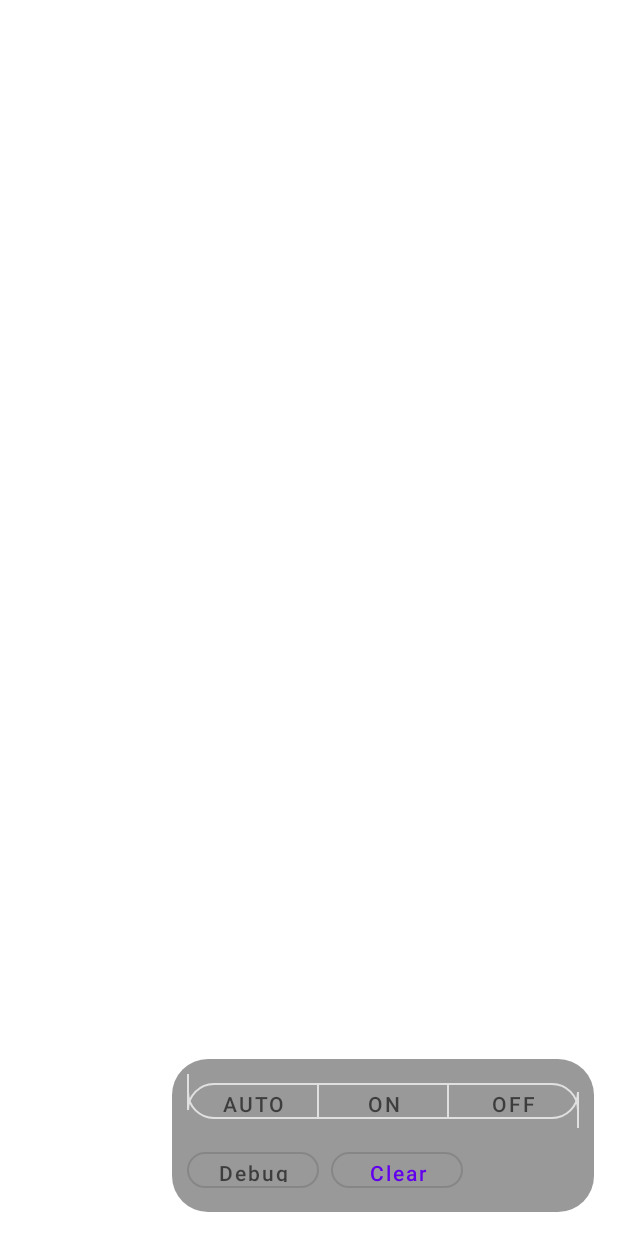
After one commit to kkraso01/SlamTorch, an Android app: the layout overlay_controls.xml on its own in the app's theme, with its tools: preview values and no code run, on a phone screen of 412 x 824 dp. The commit adds this screen. Run offline under Robolectric (Android 15) with nearby library versions, the light colour scheme and no system bars.

Commit message:
Improve ARCore camera pipeline and UI controls

```diff
--- a/app/src/main/AndroidManifest.xml
+++ b/app/src/main/AndroidManifest.xml
@@ -25,8 +25,8 @@
         <activity
             android:name=".MainActivity"
             android:exported="true"
-            android:configChanges="orientation|screenSize"
-            android:screenOrientation="portrait">
+            android:configChanges="orientation|screenSize|screenLayout|keyboardHidden"
+            android:screenOrientation="fullSensor">
             <intent-filter>
                 <action android:name="android.intent.action.MAIN" />
                 <category android:name="android.intent.category.LAUNCHER" />
--- /dev/null
+++ b/app/src/main/res/drawable/pill_background.xml
@@ -0,0 +1,11 @@
+<?xml version="1.0" encoding="utf-8"?>
+<shape xmlns:android="http://schemas.android.com/apk/res/android"
+    android:shape="rectangle">
+    <solid android:color="#66000000" />
+    <corners android:radius="24dp" />
+    <padding
+        android:bottom="8dp"
+        android:left="8dp"
+        android:right="8dp"
+        android:top="8dp" />
+</shape>
--- /dev/null
+++ b/app/src/main/res/layout/overlay_controls.xml
@@ -0,0 +1,93 @@
+<?xml version="1.0" encoding="utf-8"?>
+<FrameLayout xmlns:android="http://schemas.android.com/apk/res/android"
+    xmlns:app="http://schemas.android.com/apk/res-auto"
+    android:layout_width="match_parent"
+    android:layout_height="match_parent">
+
+    <TextView
+        android:id="@+id/debugOverlay"
+        android:layout_width="wrap_content"
+        android:layout_height="wrap_content"
+        android:layout_marginStart="16dp"
+        android:layout_marginTop="60dp"
+        android:textColor="#FFFFFF"
+        android:textSize="11sp"
+        android:shadowColor="#000000"
+        android:shadowRadius="4"
+        android:shadowDx="0"
+        android:shadowDy="0"
+        android:visibility="gone" />
+
+    <LinearLayout
+        android:id="@+id/controlContainer"
+        android:layout_width="wrap_content"
+        android:layout_height="wrap_content"
+        android:layout_gravity="bottom|end"
+        android:layout_margin="16dp"
+        android:orientation="vertical"
+        android:padding="10dp"
+        android:background="@drawable/pill_background">
+
+        <com.google.android.material.button.MaterialButtonToggleGroup
+            android:id="@+id/torchToggleGroup"
+            android:layout_width="wrap_content"
+            android:layout_height="wrap_content"
+            app:singleSelection="true"
+            app:selectionRequired="true">
+
+            <com.google.android.material.button.MaterialButton
+                android:id="@+id/torchAutoButton"
+                style="@style/Widget.MaterialComponents.Button.OutlinedButton"
+                android:layout_width="wrap_content"
+                android:layout_height="36dp"
+                android:text="AUTO"
+                android:textAllCaps="false"
+                app:cornerRadius="18dp" />
+
+            <com.google.android.material.button.MaterialButton
+                android:id="@+id/torchOnButton"
+                style="@style/Widget.MaterialComponents.Button.OutlinedButton"
+                android:layout_width="wrap_content"
+                android:layout_height="36dp"
+                android:text="ON"
+                android:textAllCaps="false"
+                app:cornerRadius="18dp" />
+
+            <com.google.android.material.button.MaterialButton
+                android:id="@+id/torchOffButton"
+                style="@style/Widget.MaterialComponents.Button.OutlinedButton"
+                android:layout_width="wrap_content"
+                android:layout_height="36dp"
+                android:text="OFF"
+                android:textAllCaps="false"
+                app:cornerRadius="18dp" />
+        </com.google.android.material.button.MaterialButtonToggleGroup>
+
+        <LinearLayout
+            android:layout_width="wrap_content"
+            android:layout_height="wrap_content"
+            android:layout_marginTop="10dp"
+            android:orientation="horizontal">
+
+            <com.google.android.material.button.MaterialButton
+                android:id="@+id/debugToggleButton"
+                style="@style/Widget.MaterialComponents.Button.OutlinedButton"
+                android:layout_width="wrap_content"
+                android:layout_height="36dp"
+                android:text="Debug"
+                android:textAllCaps="false"
+                android:checkable="true"
+                app:cornerRadius="18dp" />
+
+            <com.google.android.material.button.MaterialButton
+                android:id="@+id/clearMapButton"
+                style="@style/Widget.MaterialComponents.Button.OutlinedButton"
+                android:layout_width="wrap_content"
+                android:layout_height="36dp"
+                android:layout_marginStart="8dp"
+                android:text="Clear"
+                android:textAllCaps="false"
+                app:cornerRadius="18dp" />
+        </LinearLayout>
+    </LinearLayout>
+</FrameLayout>
```
Also changed, not shown: app/src/main/java/com/example/slamtorch/MainActivity.kt (+74 -97 lines), app/src/main/java/com/example/slamtorch/TorchController.kt (+9 -1 lines), 7 other files.
